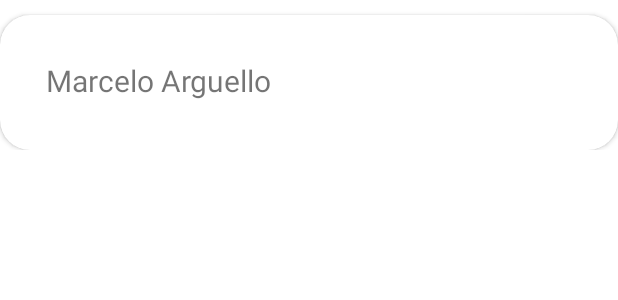
After one commit to EduardoVicente1/Vacation-Manager-Android, an Android app: the layout item_on_vacation_worker_recycler.xml on its own in the app's theme, with its tools: preview values and no code run, on a phone screen of 412 x 824 dp. The commit adds this screen. Shown: the top 300 px of the screen. Run offline under Robolectric (Android 15) with nearby library versions, the phone set to English and light mode, and no system bars.

Commit message:
Recycler On Vacation add

```diff
--- a/app/src/main/java/com/example/vacation_manager_android/Adapters/VacationAdapter.kt
+++ /dev/null
@@ -1,3 +0,0 @@
-package com.example.vacation_manager_android.Adapters
-
-class VacationAdapter()
--- a/app/src/main/java/com/example/vacation_manager_android/Fragments/PendingsFragment.kt
+++ b/app/src/main/java/com/example/vacation_manager_android/Fragments/PendingsFragment.kt
@@ -57,7 +57,7 @@ class PendingsFragment : Fragment() {
 
         var activityParent = activity as HostActivity
 
-        lateinit var pokemonAdapter : PendingWorkersAdapter
+        lateinit var pendingAdapter : PendingWorkersAdapter
         lateinit var recyclerVariable : RecyclerView
 
         retroFitConnection = RetrofitClient.getInstance()
@@ -70,10 +70,10 @@ class PendingsFragment : Fragment() {
                     if(response.body() != null) {
                         workersList = response.body()
                     }
-                    pokemonAdapter = PendingWorkersAdapter(workersList?.data)
+                    pendingAdapter = PendingWorkersAdapter(workersList?.data)
                     recyclerVariable = view.findViewById(R.id.recycler_container)
                     recyclerVariable.layoutManager = LinearLayoutManager(activityParent, LinearLayoutManager.VERTICAL, false)
-                    recyclerVariable.adapter = pokemonAdapter
+                    recyclerVariable.adapter = pendingAdapter
                 }
                 override fun onFailure(call: Call<WorkersGetResponse>, t: Throwable) {
                     Log.d("Error", t.toString())
--- a/app/src/main/java/com/example/vacation_manager_android/Models/VacationList.kt
+++ /dev/null
@@ -1 +0,0 @@
-package com.example.vacation_manager_android.Models
--- a/app/src/main/java/com/example/vacation_manager_android/data_classes/WorkersGetResponse.kt
+++ b/app/src/main/java/com/example/vacation_manager_android/data_classes/WorkersGetResponse.kt
@@ -29,7 +29,11 @@ data class WorkersGetResponse(
             @SerializedName("work_team")
             val workTeam: String?,
             @SerializedName("worker_name")
-            val workerName: String?
+            val workerName: String?,
+            @SerializedName("email_sended")
+            val emailSender: Boolean?,
+            @SerializedName("on_vacation")
+            val onVacation: Boolean?
         )
     }
 
--- /dev/null
+++ b/app/src/main/res/layout/item_on_vacation_worker_recycler.xml
@@ -0,0 +1,34 @@
+<?xml version="1.0" encoding="utf-8"?>
+<androidx.constraintlayout.widget.ConstraintLayout xmlns:android="http://schemas.android.com/apk/res/android"
+    android:layout_width="match_parent"
+    android:layout_height="wrap_content"
+    xmlns:app="http://schemas.android.com/apk/res-auto"
+    android:id="@+id/item_on_vacation_recycler"
+    android:orientation="vertical">
+
+    <androidx.cardview.widget.CardView
+        android:id="@+id/cardv_item_work"
+        android:layout_width="match_parent"
+        android:layout_height="90dp"
+        app:cardCornerRadius="20dp"
+        android:layout_marginTop="10dp"
+        app:layout_constraintTop_toTopOf="parent"
+        app:layout_constraintLeft_toLeftOf="parent"
+        app:layout_constraintRight_toRightOf="parent">
+
+            <TextView
+                android:id="@+id/on_vacation_worker_name"
+                android:layout_width="wrap_content"
+                android:layout_height="wrap_content"
+                android:text="Marcelo Arguello"
+                android:textSize="20sp"
+                android:gravity="center_horizontal"
+                android:layout_marginLeft="30dp"
+                android:layout_marginTop="30dp"
+                app:layout_constraintTop_toTopOf="parent"
+                app:layout_constraintLeft_toLeftOf="parent"
+                app:layout_constraintBottom_toBottomOf="parent"/>
+
+    </androidx.cardview.widget.CardView>
+
+</androidx.constraintlayout.widget.ConstraintLayout>
```
Also changed, not shown: app/src/main/java/com/example/vacation_manager_android/Fragments/FragmentHome.kt (+45 -0 lines), app/src/main/java/com/example/vacation_manager_android/adapters/OnVacationWorkersAdapter.kt (added, +35 -0 lines), app/src/main/res/layout/fragment_home.xml (+6 -10 lines).
